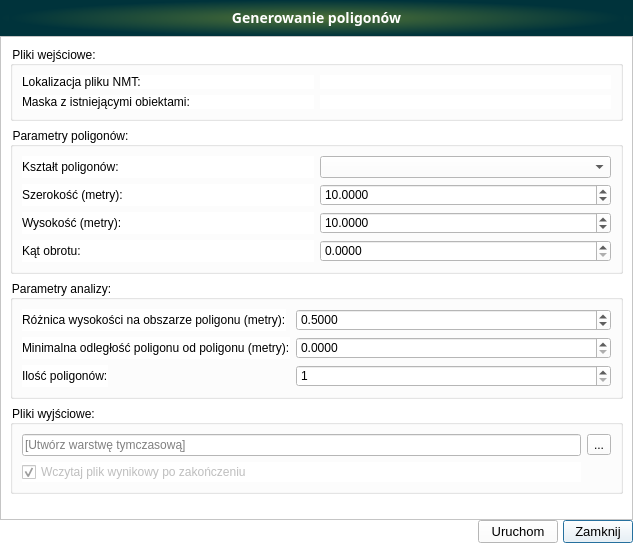
The window that GeneratePolygons/UI/GeneratePolygons_UI.ui (eryk918/nmt_analysis_plugin) describes before a commit, drawn with Qt 5.
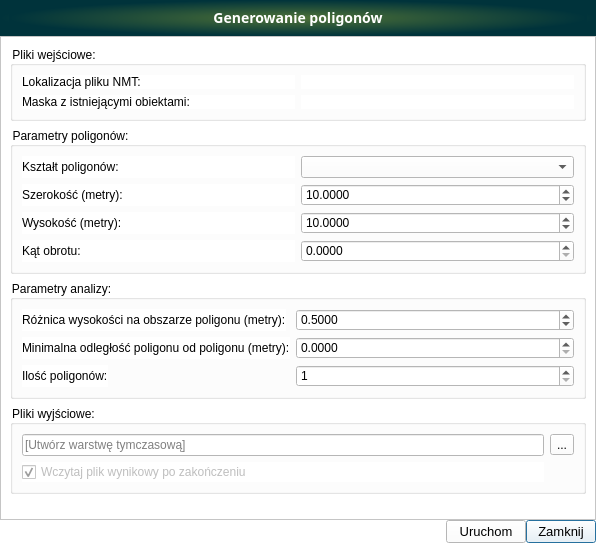
The same window after the commit. Icons and pictures are not drawn. Custom widgets are drawn as their Qt base class.

Diff of the .ui file:
```diff
--- a/GeneratePolygons/UI/GeneratePolygons_UI.ui
+++ b/GeneratePolygons/UI/GeneratePolygons_UI.ui
@@ -9,7 +9,7 @@
    <rect>
     <x>0</x>
     <y>0</y>
-    <width>633</width>
+    <width>596</width>
     <height>543</height>
    </rect>
   </property>
@@ -68,7 +68,77 @@
    <property name="spacing">
     <number>0</number>
    </property>
-   <item row="1" column="0" colspan="6">
+   <item row="0" column="0" colspan="5">
+    <widget class="QFrame" name="frame_3">
+     <property name="minimumSize">
+      <size>
+       <width>200</width>
+       <height>36</height>
+      </size>
+     </property>
+     <property name="maximumSize">
+      <size>
+       <width>16777215</width>
+       <height>36</height>
+      </size>
+     </property>
+     <property name="accessibleName">
+      <string notr="true"/>
+     </property>
+     <property name="styleSheet">
+      <string notr="true">background-color:qradialgradient(spread:pad, cx:0.5, cy:0.5, radius:0.5, fx:0.5, fy:0.5, stop:0 rgba(78, 113, 55, 255), stop:1 rgba(0, 51, 59, 255))</string>
+     </property>
+     <property name="frameShape">
+      <enum>QFrame::NoFrame</enum>
+     </property>
+     <property name="frameShadow">
+      <enum>QFrame::Plain</enum>
+     </property>
+     <property name="lineWidth">
+      <number>0</number>
+     </property>
+     <layout class="QVBoxLayout" name="verticalLayout">
+      <property name="spacing">
+       <number>0</number>
+      </property>
+      <property name="topMargin">
+       <number>0</number>
+      </property>
+      <item>
+       <widget class="QLabel" name="title_label_3">
+        <property name="minimumSize">
+         <size>
+          <width>0</width>
+          <height>36</height>
+         </size>
+        </property>
+        <property name="font">
+         <font>
+          <family>Samsung Sans</family>
+          <pointsize>-1</pointsize>
+          <weight>75</weight>
+          <italic>false</italic>
+          <bold>true</bold>
+         </font>
+        </property>
+        <property name="styleSheet">
+         <string notr="true">color : white;	font-weight: bold;font-family: &quot;Samsung Sans&quot;;font-size: 14px;</string>
+        </property>
+        <property name="lineWidth">
+         <number>0</number>
+        </property>
+        <property name="text">
+         <string>Generowanie poligonów</string>
+        </property>
+        <property name="alignment">
+         <set>Qt::AlignCenter</set>
+        </property>
+       </widget>
+      </item>
+     </layout>
+    </widget>
+   </item>
+   <item row="1" column="0" colspan="5">
     <widget class="QFrame" name="frame_2">
      <property name="frameShape">
       <enum>QFrame::StyledPanel</enum>
@@ -324,77 +394,7 @@
      </layout>
     </widget>
    </item>
-   <item row="0" column="0" colspan="6">
-    <widget class="QFrame" name="frame_3">
-     <property name="minimumSize">
-      <size>
-       <width>200</width>
-       <height>36</height>
-      </size>
-     </property>
-     <property name="maximumSize">
-      <size>
-       <width>16777215</width>
-       <height>36</height>
-      </size>
-     </property>
-     <property name="accessibleName">
-      <string notr="true"/>
-     </property>
-     <property name="styleSheet">
-      <string notr="true">background-color:qradialgradient(spread:pad, cx:0.5, cy:0.5, radius:0.5, fx:0.5, fy:0.5, stop:0 rgba(78, 113, 55, 255), stop:1 rgba(0, 51, 59, 255))</string>
-     </property>
-     <property name="frameShape">
-      <enum>QFrame::NoFrame</enum>
-     </property>
-     <property name="frameShadow">
-      <enum>QFrame::Plain</enum>
-     </property>
-     <property name="lineWidth">
-      <number>0</number>
-     </property>
-     <layout class="QVBoxLayout" name="verticalLayout">
-      <property name="spacing">
-       <number>0</number>
-      </property>
-      <property name="topMargin">
-       <number>0</number>
-      </property>
-      <item>
-       <widget class="QLabel" name="title_label_3">
-        <property name="minimumSize">
-         <size>
-          <width>0</width>
-          <height>36</height>
-         </size>
-        </property>
-        <property name="font">
-         <font>
-          <family>Samsung Sans</family>
-          <pointsize>-1</pointsize>
-          <weight>75</weight>
-          <italic>false</italic>
-          <bold>true</bold>
-         </font>
-        </property>
-        <property name="styleSheet">
-         <string notr="true">color : white;	font-weight: bold;font-family: &quot;Samsung Sans&quot;;font-size: 14px;</string>
-        </property>
-        <property name="lineWidth">
-         <number>0</number>
-        </property>
-        <property name="text">
-         <string>Generowanie poligonów</string>
-        </property>
-        <property name="alignment">
-         <set>Qt::AlignCenter</set>
-        </property>
-       </widget>
-      </item>
-     </layout>
-    </widget>
-   </item>
-   <item row="2" column="5">
+   <item row="2" column="4">
     <widget class="QPushButton" name="pushButton_anuluj">
      <property name="minimumSize">
       <size>
@@ -433,19 +433,6 @@
      </property>
     </spacer>
    </item>
-   <item row="2" column="4">
-    <spacer name="horizontalSpacer_2">
-     <property name="orientation">
-      <enum>Qt::Horizontal</enum>
-     </property>
-     <property name="sizeHint" stdset="0">
-      <size>
-       <width>25</width>
-       <height>20</height>
-      </size>
-     </property>
-    </spacer>
-   </item>
   </layout>
  </widget>
  <customwidgets>
```
